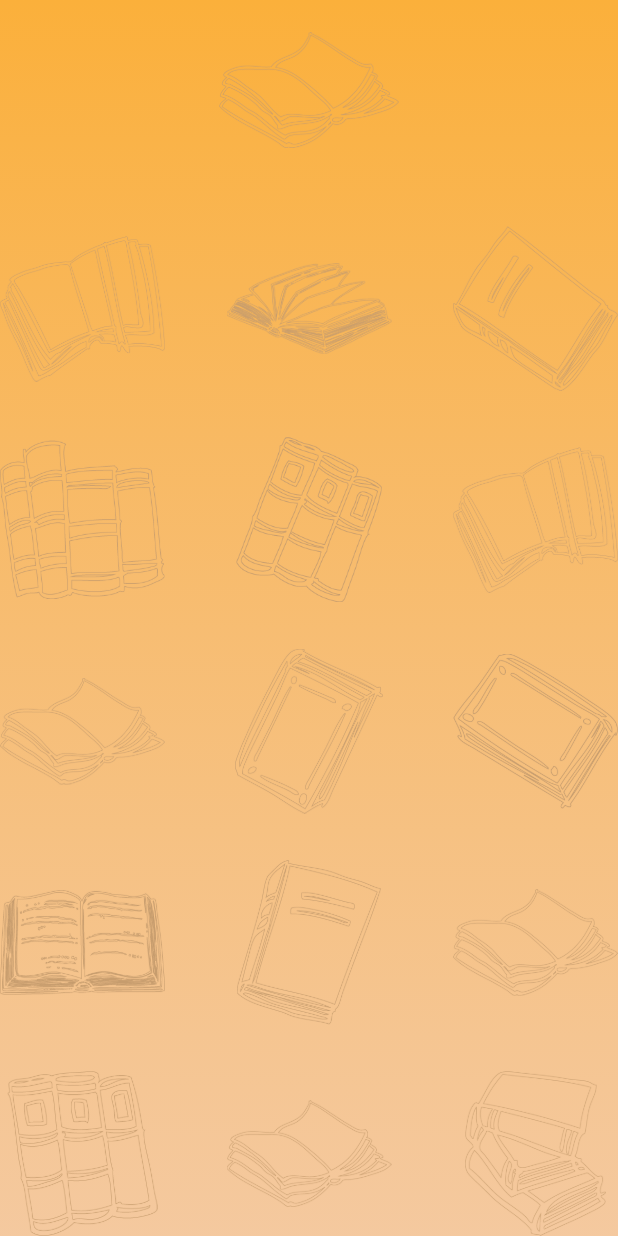
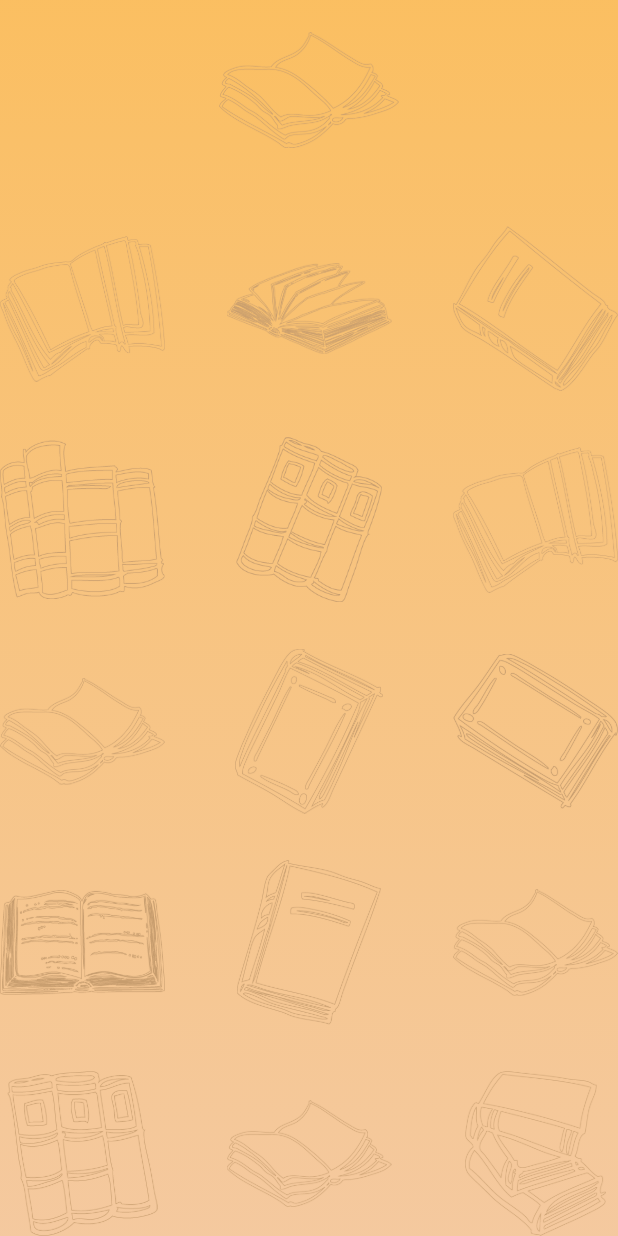
Before and after one commit to Nimish98/Book_Shelf, a Flutter app: the HomePage screen opened directly, on a phone screen of 412 x 824 dp. Run offline on Flutter 3.47's test engine with Material 2 defaults, Android fonts, the phone set to English and light mode, and no system bars.

Commit message:
Updated Changes in ui Added Splash Screen & home bg

```diff
--- a/lib/Other/background.dart
+++ b/lib/Other/background.dart
@@ -7,7 +7,7 @@ Container backGround(BuildContext context){
     decoration: BoxDecoration(
       gradient: LinearGradient(
           colors: [
-            Color.fromRGBO(251, 176, 59, 1),
+            Color.fromRGBO(251, 176, 59, 0.8),
             Color.fromRGBO(242, 180, 120, 0.7),
           ],
           begin: Alignment.topCenter,
```
